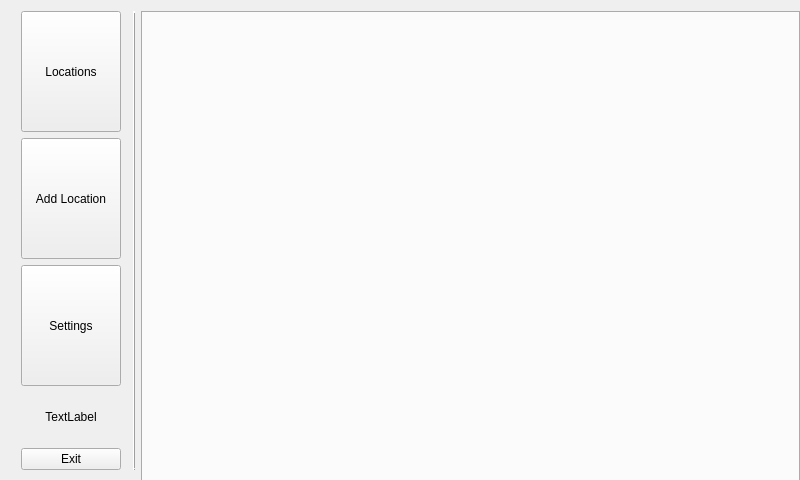
Qt form Reveles/RPi/GUI/revelesgui.ui (Alex-BusNet/Reveles) before a commit.
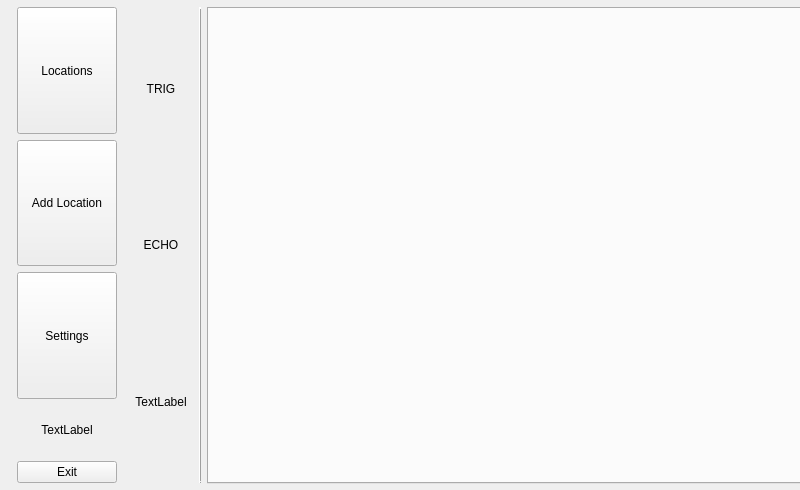
The same form after that commit.

The edit to the form file:
```diff
--- a/Reveles/RPi/GUI/revelesgui.ui
+++ b/Reveles/RPi/GUI/revelesgui.ui
@@ -7,7 +7,7 @@
     <x>0</x>
     <y>0</y>
     <width>800</width>
-    <height>480</height>
+    <height>490</height>
    </rect>
   </property>
   <property name="sizePolicy">
@@ -37,16 +37,33 @@
   <property name="windowTitle">
    <string>RevelesGUI</string>
   </property>
-  <widget class="QWidget" name="horizontalLayoutWidget">
-   <property name="geometry">
-    <rect>
-     <x>0</x>
-     <y>0</y>
-     <width>812</width>
-     <height>481</height>
-    </rect>
-   </property>
    <layout class="QHBoxLayout" name="horizontalLayout">
+   <property name="leftMargin">
+    <number>1</number>
+   </property>
+   <property name="topMargin">
+    <number>1</number>
+   </property>
+   <property name="rightMargin">
+    <number>1</number>
+   </property>
+   <property name="bottomMargin">
+    <number>1</number>
+   </property>
+   <item>
+    <layout class="QHBoxLayout" name="horizontalLayout_2">
+     <property name="leftMargin">
+      <number>6</number>
+     </property>
+     <property name="topMargin">
+      <number>6</number>
+     </property>
+     <property name="rightMargin">
+      <number>6</number>
+     </property>
+     <property name="bottomMargin">
+      <number>6</number>
+     </property>
     <item>
      <layout class="QVBoxLayout" name="verticalLayout">
       <property name="leftMargin">
@@ -173,6 +190,52 @@
       </item>
      </layout>
     </item>
+     <item>
+      <layout class="QVBoxLayout" name="verticalLayout_3">
+       <property name="leftMargin">
+        <number>6</number>
+       </property>
+       <property name="topMargin">
+        <number>6</number>
+       </property>
+       <property name="rightMargin">
+        <number>6</number>
+       </property>
+       <property name="bottomMargin">
+        <number>6</number>
+       </property>
+       <item>
+        <widget class="QLabel" name="TrigLabel">
+         <property name="text">
+          <string>TRIG</string>
+         </property>
+         <property name="alignment">
+          <set>Qt::AlignCenter</set>
+         </property>
+        </widget>
+       </item>
+       <item>
+        <widget class="QLabel" name="EchoLabel">
+         <property name="text">
+          <string>ECHO</string>
+         </property>
+         <property name="alignment">
+          <set>Qt::AlignCenter</set>
+         </property>
+        </widget>
+       </item>
+       <item>
+        <widget class="QLabel" name="distLabel">
+         <property name="text">
+          <string>TextLabel</string>
+         </property>
+         <property name="alignment">
+          <set>Qt::AlignCenter</set>
+         </property>
+        </widget>
+       </item>
+      </layout>
+     </item>
     <item>
      <widget class="QFrame" name="frame">
       <property name="maximumSize">
@@ -193,10 +256,7 @@
      </widget>
     </item>
     <item>
-     <layout class="QVBoxLayout" name="lpbLayout">
-      <property name="rightMargin">
-       <number>10</number>
-      </property>
+      <layout class="QVBoxLayout" name="verticalLayout_2">
       <item>
        <widget class="QTabWidget" name="tabWidget">
         <property name="sizePolicy">
@@ -231,7 +291,8 @@
      </layout>
     </item>
    </layout>
-  </widget>
+   </item>
+  </layout>
  </widget>
  <layoutdefault spacing="6" margin="11"/>
  <resources/>
```
Lines whose indentation alone changed are shown as unchanged.
